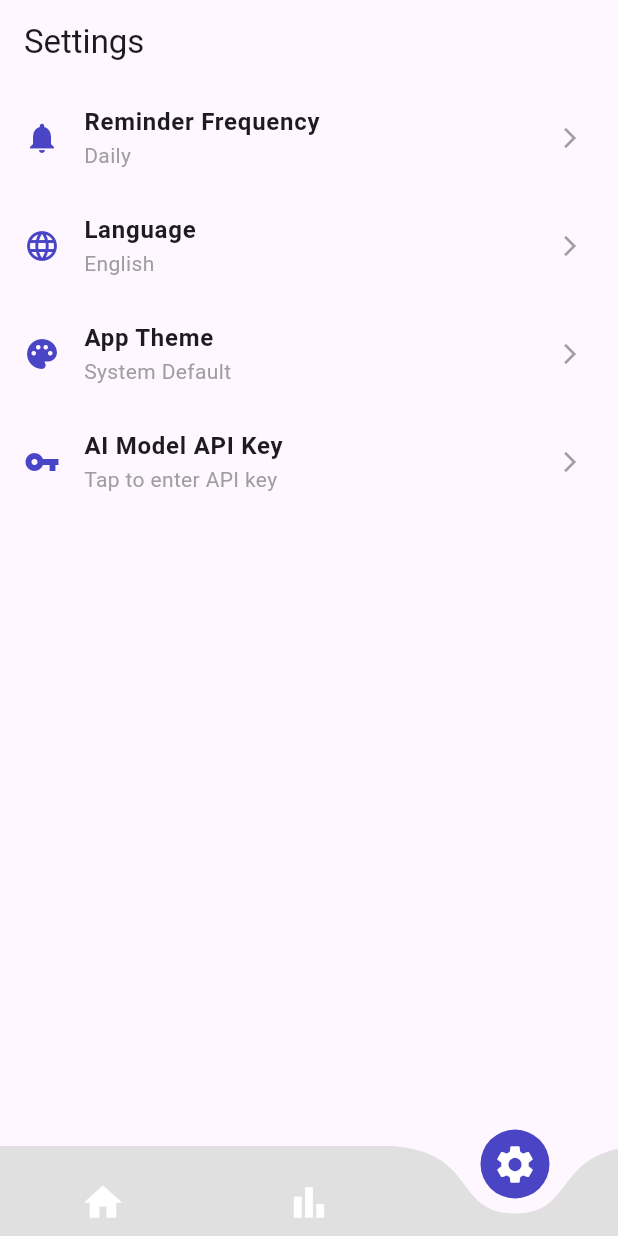
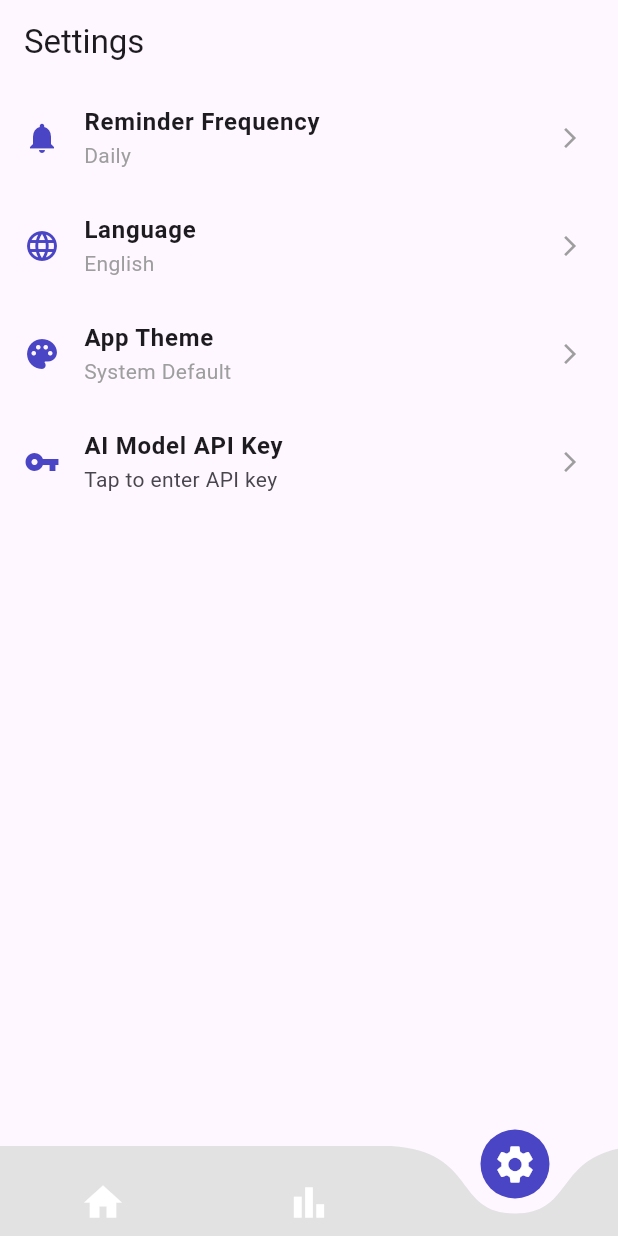
Before and after one commit to radioblodo/bytecards, a Flutter app: the screen it shows after launch, item 3 of the bottom bar chosen, on a phone screen of 412 x 824 dp. Run offline on Flutter 3.47's test engine with Material 3 defaults, Android fonts, the phone set to English and light mode, and no system bars; drawn by our look-alikes of curved_navigation_bar; our stand-ins replace auto_size_text, device_info_plus, file_picker, fl_chart, flutter_colorpicker, flutter_local_notifications and 5 more; missing offline and left inert: android_intent_plus, floating_action_bubble, read_pdf_text, simple_heatmap_calendar; accounts and stored records are empty.

Commit message:
Added new features

```diff
--- a/lib/app.dart
+++ b/lib/app.dart
@@ -279,18 +279,13 @@ class _MainScaffold extends StatelessWidget {
 
   @override
   Widget build(BuildContext context) {
-    final loc = AppLocalizations.of(context);
-    final titles = [
-      loc?.home ?? 'Home',
-      loc?.statistics ?? 'Statistics',
-      loc?.settings ?? 'Settings',
-    ];
+    AppLocalizations.of(context);
     final icons = [Icons.home, Icons.bar_chart, Icons.settings];
 
     final theme = Theme.of(context);
     final bgColor =
         theme.brightness == Brightness.light
-            ? const Color.fromARGB(255, 224, 224, 224)
+            ? const Color.fromARGB(245, 225, 225, 225)
             : Colors.grey[850]!;
     final accentColor = const Color(0xFF4A45C4);
     return Scaffold(
--- a/lib/pages/settings_page.dart
+++ b/lib/pages/settings_page.dart
@@ -8,9 +8,6 @@ import 'package:bytecards/enum/setting_type.dart';
 import 'package:bytecards/l10n/generated/app_localizations.dart';
 import 'package:bytecards/services/storage_service.dart';
 import 'package:bytecards/services/notification_service.dart';
-import 'package:android_intent_plus/android_intent.dart';
-import 'dart:io';
-import 'package:device_info_plus/device_info_plus.dart';
 
 class SettingsPage extends StatefulWidget {
   @override
@@ -62,9 +59,17 @@ class _SettingsPageState extends State<SettingsPage> {
               children: [
                 _buildSettingsTile(
                   title: AppLocalizations.of(context)!.reminderFrequency,
-                  subtitle: _getLocalizedLanguage(
-                    _selectedFrequency,
-                    context,
+                  subtitle: ValueListenableBuilder<Frequency>(
+                    valueListenable: frequencyNotifier,
+                    builder: (context, frequency, _) {
+                      return Text(
+                        _getLocalizedFrequency(frequency.code, context),
+                        style: const TextStyle(
+                          fontSize: 14,
+                          color: Colors.grey,
+                        ),
+                      );
+                    },
                   ), // Localize here
                   icon: Icons.notifications,
                   onTap: () {
@@ -73,9 +78,9 @@ class _SettingsPageState extends State<SettingsPage> {
                 ),
                 _buildSettingsTile(
                   title: AppLocalizations.of(context)!.language,
-                  subtitle: _getLocalizedLanguage(
-                    _selectedLanguage,
-                    context,
+                  subtitle: Text(
+                    _getLocalizedLanguage(_selectedLanguage, context),
+                    style: const TextStyle(fontSize: 14, color: Colors.grey),
                   ), // Localize here
                   icon: Icons.language,
                   onTap: () {
@@ -84,9 +89,9 @@ class _SettingsPageState extends State<SettingsPage> {
                 ),
                 _buildSettingsTile(
                   title: AppLocalizations.of(context)!.appTheme,
-                  subtitle: _getLocalizedLanguage(
-                    _selectedAppTheme,
-                    context,
+                  subtitle: Text(
+                    _getLocalizedLanguage(_selectedAppTheme, context),
+                    style: const TextStyle(fontSize: 14, color: Colors.grey),
                   ), // Localize here
                   icon: Icons.palette,
                   onTap: () {
@@ -95,7 +100,7 @@ class _SettingsPageState extends State<SettingsPage> {
                 ),
                 _buildSettingsTile(
                   title: loc.aiModelAPIKey,
-                  subtitle: loc.enterAPIKey,
+                  subtitle: Text(loc.enterAPIKey),
                   icon: Icons.vpn_key,
                   onTap: () {
                     _showApiKeyDialog(context);
@@ -111,6 +116,19 @@ class _SettingsPageState extends State<SettingsPage> {
         },
       ),
     );
+  }
+
+  String _getLocalizedFrequency(String code, BuildContext context) {
+    switch (code) {
+      case 'daily':
+        return AppLocalizations.of(context)!.daily;
+      case 'weekly':
+        return AppLocalizations.of(context)!.weekly;
+      case 'monthly':
+        return AppLocalizations.of(context)!.monthly;
+      default:
+        return '';
+    }
   }
 
   String _getLocalizedLanguage(String key, BuildContext context) {
@@ -138,7 +156,7 @@ class _SettingsPageState extends State<SettingsPage> {
 
   Widget _buildSettingsTile({
     required String title,
-    required String subtitle,
+    required Widget subtitle,
     required IconData icon,
     required VoidCallback onTap,
   }) {
@@ -148,10 +166,7 @@ class _SettingsPageState extends State<SettingsPage> {
         title,
         style: const TextStyle(fontSize: 16, fontWeight: FontWeight.bold),
       ),
-      subtitle: Text(
-        subtitle,
-        style: const TextStyle(fontSize: 14, color: Colors.grey),
-      ),
+      subtitle: subtitle,
       trailing: const Icon(
         Icons.arrow_forward_ios,
         size: 16,
--- a/lib/services/notification_service.dart
+++ b/lib/services/notification_service.dart
@@ -76,20 +76,14 @@ class NotificationService {
       if (androidInfo.version.sdkInt >= 33) {
         final status = await Permission.notification.request();
         if (!status.isGranted) {
-          print("❌ Notification permission denied.");
           return;
-        } else {
-          print("✅ Notification permission granted.");
-        }
+        } else {}
       }
 
       if (androidInfo.version.sdkInt >= 31) {
         final status = await Permission.scheduleExactAlarm.status;
         if (!status.isGranted) {
-          print("⚠️ SCHEDULE_EXACT_ALARM not granted.");
-        } else {
-          print("✅ Exact alarm permission granted.");
-        }
+        } else {}
       }
     }
   }
```
Also changed, not shown: lib/database/database_helper.dart (+15 -0 lines), lib/datamodels/flashcard.dart (+8 -0 lines), lib/pages/add_flashcard_screen.dart (+5 -2 lines), lib/pages/deck_detail_page.dart (+126 -97 lines), lib/pages/edit_deck_page.dart (added, +137 -0 lines), lib/pages/home_page.dart (+20 -19 lines), lib/pages/practice_screen.dart (+51 -6 lines), lib/pages/statistics_page.dart (+1 -8 lines), lib/l10n/generated/app_localizations.dart, lib/l10n/generated/app_localizations_en.dart, lib/l10n/generated/app_localizations_zh.dart.
